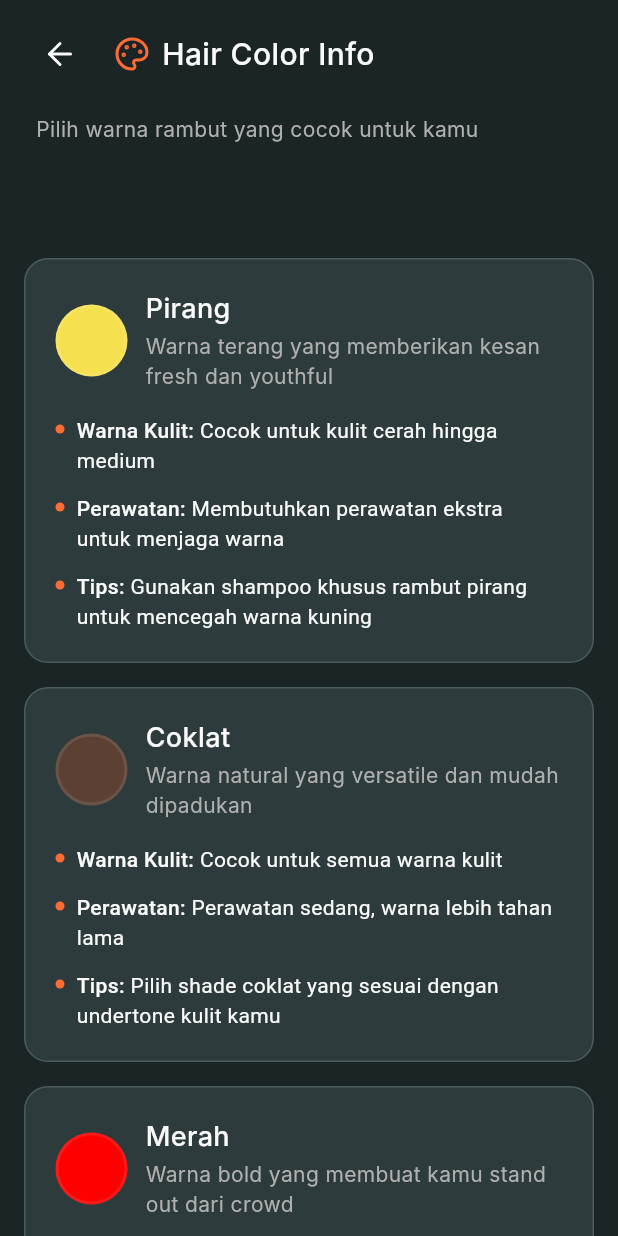
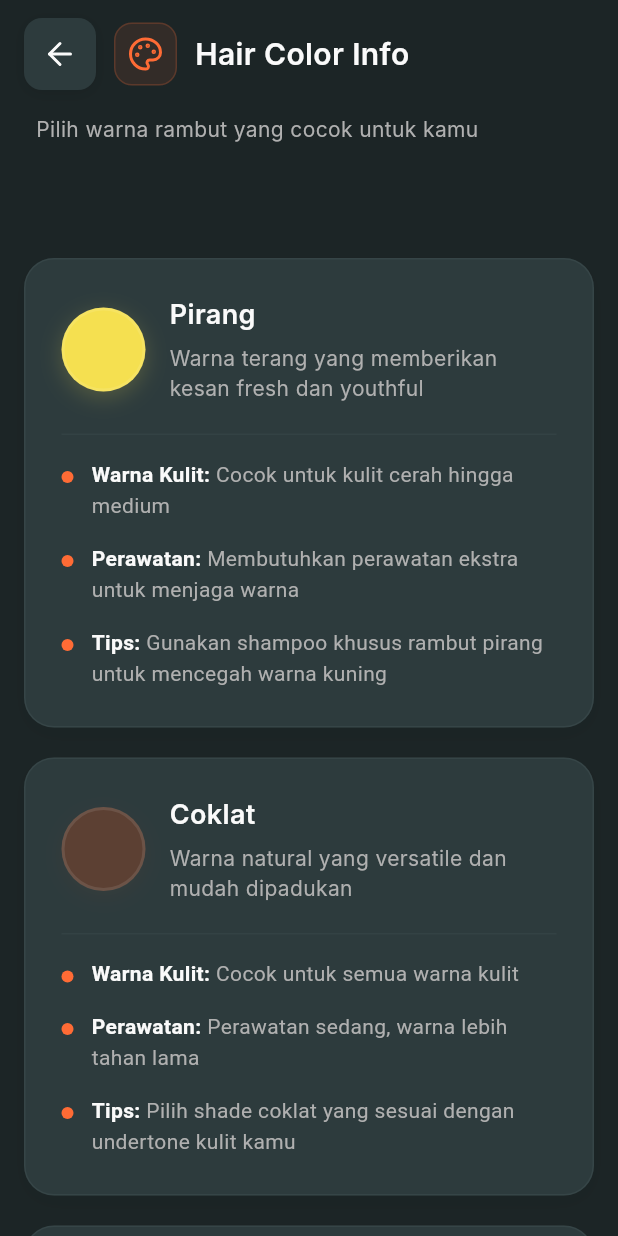
Before and after one commit to harikahono/proto_hair, a Flutter app: the HairColorInfoScreen screen opened directly, on a phone screen of 412 x 824 dp. Run offline on Flutter 3.47's test engine with Material 3 defaults, Android fonts, the phone set to English and light mode, and no system bars; our stand-ins replace camera, lucide_flutter, share_plus; missing offline and left inert: tflite_flutter; Roboto replaces fonts that are missing (Inter).

Commit message:
Update UI

```diff
--- a/lib/pages/hair_color_info_screen.dart
+++ b/lib/pages/hair_color_info_screen.dart
@@ -77,6 +77,18 @@ class HairColorInfoScreen extends StatelessWidget {
     return Scaffold(
       body: Stack(
         children: [
+          Container(
+            decoration: BoxDecoration(
+              gradient: LinearGradient(
+                begin: Alignment.topCenter,
+                end: Alignment.bottomCenter,
+                colors: [
+                  AppColors.background.withValues(alpha: 0.9),
+                  AppColors.background,
+                ],
+              ),
+            ),
+          ),
           Positioned(
             top: 156.0,
             left: 0,
@@ -87,7 +99,7 @@ class HairColorInfoScreen extends StatelessWidget {
               child: Column(
                 children: [
                   ...kHairColorInfo.map((info) => Padding(
-                        padding: const EdgeInsets.only(bottom: 16.0),
+                        padding: const EdgeInsets.only(bottom: 20.0),
                         child: _buildInfoCard(context, info),
                       )),
                   const SizedBox(height: 8),
@@ -108,7 +120,17 @@ class HairColorInfoScreen extends StatelessWidget {
       left: 0,
       right: 0,
       child: Container(
-        color: AppColors.background,
+        decoration: BoxDecoration(
+          gradient: LinearGradient(
+            begin: Alignment.topCenter,
+            end: Alignment.bottomCenter,
+            colors: [
+              AppColors.background,
+              AppColors.background.withValues(alpha: 0.9),
+              AppColors.background.withValues(alpha: 0.7),
+            ],
+          ),
+        ),
         child: SafeArea(
           bottom: false,
           child: Padding(
@@ -118,17 +140,43 @@ class HairColorInfoScreen extends StatelessWidget {
               children: [
                 Row(
                   children: [
-                    IconButton(
+                    Container(
+                      decoration: BoxDecoration(
+                        color: AppColors.card,
+                        borderRadius: BorderRadius.circular(12),
+                        boxShadow: [
+                          BoxShadow(
+                            color: Colors.black.withValues(alpha: 0.1),
+                            blurRadius: 8,
+                            offset: const Offset(0, 2),
+                          ),
+                        ],
+                      ),
+                      child: IconButton(
                         icon: Icon(LucideIcons.arrowLeft, color: AppColors.foreground),
                         onPressed: onBack,
-                      splashRadius: 24,
+                        splashRadius: 20,
+                      ),
                     ),
                     const SizedBox(width: 12),
-                    Icon(LucideIcons.palette, color: AppColors.primary, size: 24),
-                    const SizedBox(width: 8),
-                    Text(
+                    Container(
+                      padding: const EdgeInsets.all(8),
+                      decoration: BoxDecoration(
+                        color: AppColors.primary.withValues(alpha: 0.1),
+                        borderRadius: BorderRadius.circular(12),
+                        border: Border.all(color: AppColors.primary.withValues(alpha: 0.2)),
+                      ),
+                      child: Icon(LucideIcons.palette, color: AppColors.primary, size: 24),
+                    ),
+                    const SizedBox(width: 12),
+                    Expanded(
+                      child: Text(
                         'Hair Color Info',
-                      style: AppTextStyles.h2.copyWith(color: AppColors.foreground),
+                        style: AppTextStyles.h2.copyWith(
+                          color: AppColors.foreground,
+                          fontWeight: FontWeight.w600,
+                        ),
+                      ),
                     ),
                   ],
                 ),
@@ -140,6 +188,7 @@ class HairColorInfoScreen extends StatelessWidget {
                     style: AppTextStyles.p.copyWith(
                       color: AppColors.mutedForeground,
                       fontSize: 14,
+                      height: 1.4,
                     ),
                   ),
                 ),
@@ -153,46 +202,63 @@ class HairColorInfoScreen extends StatelessWidget {
 
   Widget _buildInfoCard(BuildContext context, HairInfo info) {
     return Container(
-      padding: const EdgeInsets.all(20.0),
+      padding: const EdgeInsets.all(24.0),
       decoration: BoxDecoration(
         color: AppColors.card,
-        borderRadius: BorderRadius.circular(16.0),
+        borderRadius: BorderRadius.circular(20.0),
         border: Border.all(
-          color: AppColors.border,
+          color: AppColors.border.withValues(alpha: 0.3),
         ),
+        boxShadow: [
+          BoxShadow(
+            color: Colors.black.withValues(alpha: 0.05),
+            blurRadius: 12,
+            offset: const Offset(0, 4),
+          ),
+        ],
       ),
       child: Column(
         children: [
           Row(
             children: [
               Container(
-                width: 48,
-                height: 48,
+                width: 56,
+                height: 56,
                 decoration: BoxDecoration(
                   color: info.color,
                   shape: BoxShape.circle,
                   border: Border.all(
-                     // ⬇️ PERBAIKAN: withAlpha(26)
-                    color: AppColors.foreground.withAlpha(26), // opacity 0.1
+                    color: AppColors.foreground.withAlpha(26),
                     width: 2.0,
                   ),
+                  boxShadow: [
+                    BoxShadow(
+                      color: info.color.withValues(alpha: 0.2),
+                      blurRadius: 12,
+                      offset: const Offset(0, 4),
+                    ),
+                  ],
                 ),
               ),
-              const SizedBox(width: 12),
+              const SizedBox(width: 16),
               Expanded(
                 child: Column(
                   crossAxisAlignment: CrossAxisAlignment.start,
                   children: [
                     Text(
                       info.name,
-                      style: AppTextStyles.h3.copyWith(color: AppColors.cardForeground),
+                      style: AppTextStyles.h3.copyWith(
+                        color: AppColors.cardForeground,
+                        fontWeight: FontWeight.w600,
                       ),
-                    const SizedBox(height: 2),
+                    ),
+                    const SizedBox(height: 6),
                     Text(
                       info.description,
                       style: AppTextStyles.p.copyWith(
                         color: AppColors.mutedForeground,
                         fontSize: 14,
+                        height: 1.4,
                       ),
                     ),
                   ],
@@ -200,13 +266,19 @@ class HairColorInfoScreen extends StatelessWidget {
               ),
             ],
           ),
+          const SizedBox(height: 20),
+          Container(
+            width: double.infinity,
+            height: 1,
+            color: AppColors.border.withValues(alpha: 0.2),
+          ),
           const SizedBox(height: 16),
           Column(
             children: [
               _buildInfoRow("Warna Kulit:", info.skinTones),
-              const SizedBox(height: 12),
+              const SizedBox(height: 14),
               _buildInfoRow("Perawatan:", info.maintenance),
-              const SizedBox(height: 12),
+              const SizedBox(height: 14),
               _buildInfoRow("Tips:", info.tips),
             ],
           )
@@ -220,25 +292,37 @@ class HairColorInfoScreen extends StatelessWidget {
       crossAxisAlignment: CrossAxisAlignment.start,
       children: [
         Container(
-          margin: const EdgeInsets.only(top: 6.0),
-          width: 6,
-          height: 6,
+          margin: const EdgeInsets.only(top: 8.0),
+          width: 8,
+          height: 8,
           decoration: BoxDecoration(
             color: AppColors.primary,
             shape: BoxShape.circle,
           ),
         ),
-        const SizedBox(width: 8),
+        const SizedBox(width: 12),
         Expanded(
           child: Text.rich(
             TextSpan(
-              style: AppTextStyles.p.copyWith(color: AppColors.cardForeground, fontSize: 14),
+              style: AppTextStyles.p.copyWith(
+                color: AppColors.cardForeground,
+                fontSize: 14,
+                height: 1.5,
+              ),
               children: [
                 TextSpan(
                   text: '$title ',
-                  style: const TextStyle(fontWeight: FontWeight.w500),
+                  style: TextStyle(
+                    fontWeight: FontWeight.w600,
+                    color: AppColors.cardForeground,
                   ),
-                TextSpan(text: text),
+                ),
+                TextSpan(
+                  text: text,
+                  style: TextStyle(
+                    color: AppColors.mutedForeground,
+                  ),
+                ),
               ],
             ),
           ),
@@ -249,27 +333,50 @@ class HairColorInfoScreen extends StatelessWidget {
 
   Widget _buildGeneralTipsCard(BuildContext context) {
     return Container(
-      padding: const EdgeInsets.all(20.0),
+      padding: const EdgeInsets.all(24.0),
       decoration: BoxDecoration(
-        color: AppColors.primary,
-        borderRadius: BorderRadius.circular(16.0),
+        gradient: LinearGradient(
+          begin: Alignment.topLeft,
+          end: Alignment.bottomRight,
+          colors: [
+            AppColors.primary.withValues(alpha: 0.9),
+            AppColors.primary,
+          ],
+        ),
+        borderRadius: BorderRadius.circular(20.0),
+        boxShadow: [
+          BoxShadow(
+            color: AppColors.primary.withValues(alpha: 0.3),
+            blurRadius: 20,
+            offset: const Offset(0, 8),
+          ),
+        ],
       ),
       child: Column(
         crossAxisAlignment: CrossAxisAlignment.start,
         children: [
+          Row(
+            children: [
+              Icon(LucideIcons.lightbulb, color: AppColors.primaryForeground, size: 20),
+              const SizedBox(width: 8),
               Text(
                 'Tips Umum Pewarnaan Rambut',
-            style: AppTextStyles.h3.copyWith(color: AppColors.primaryForeground),
+                style: AppTextStyles.h3.copyWith(
+                  color: AppColors.primaryForeground,
+                  fontWeight: FontWeight.w600,
                 ),
-          const SizedBox(height: 12),
+              ),
+            ],
+          ),
+          const SizedBox(height: 16),
           Column(
             children: [
               _buildTipRow('Lakukan skin test untuk menghindari alergi'),
-              const SizedBox(height: 8),
+              const SizedBox(height: 12),
               _buildTipRow('Konsultasi dengan hair stylist profesional'),
-              const SizedBox(height: 8),
+              const SizedBox(height: 12),
               _buildTipRow('Gunakan produk perawatan khusus rambut berwarna'),
-              const SizedBox(height: 8),
+              const SizedBox(height: 12),
               _buildTipRow('Hindari bleaching berlebihan untuk menjaga kesehatan rambut'),
             ],
           )
@@ -279,20 +386,32 @@ class HairColorInfoScreen extends StatelessWidget {
   }
 
   Widget _buildTipRow(String text) {
-    return Row(
+    return Padding(
+      padding: const EdgeInsets.only(left: 4.0),
+      child: Row(
         crossAxisAlignment: CrossAxisAlignment.start,
         children: [
           Text(
             '•  ',
-          style: TextStyle(color: AppColors.primaryForeground, fontSize: 14, height: 1.5),
+            style: TextStyle(
+              color: AppColors.primaryForeground,
+              fontSize: 16,
+              height: 1.5,
+              fontWeight: FontWeight.w600,
+            ),
           ),
           Expanded(
             child: Text(
               text,
-            style: AppTextStyles.p.copyWith(color: AppColors.primaryForeground, fontSize: 14),
+              style: AppTextStyles.p.copyWith(
+                color: AppColors.primaryForeground,
+                fontSize: 14,
+                height: 1.5,
+              ),
             ),
           ),
         ],
+      ),
     );
   }
 }
```
Lines whose indentation alone changed are shown as unchanged.
